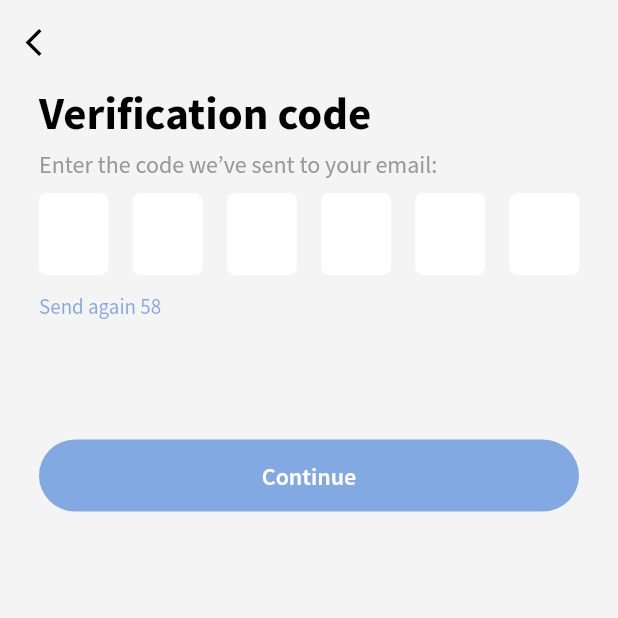
After one commit to RajprudhviMarella/zm_supplier_new, a Flutter app: the VerificationCode screen opened directly, on a phone screen of 412 x 824 dp, the top half of it. The commit adds this screen. Run offline on Flutter 3.47's test engine with Material 2 defaults, Android fonts, the phone set to English and light mode, and no system bars; drawn by our look-alikes of pin_code_fields; our stand-ins replace image_picker, modal_progress_hud, shared_preferences, webview_flutter; missing offline and left inert: flutter_dialogs; accounts and stored records are empty.

Commit message:
OTP page ui and functionality added.

```diff
--- a/lib/login/forgot_password.dart
+++ b/lib/login/forgot_password.dart
@@ -1,6 +1,7 @@
 import 'package:flutter/material.dart';
 import 'package:flutter_dialogs/flutter_dialogs.dart';
 import 'package:zm_supplier/home/home_page.dart';
+import 'package:zm_supplier/login/verification_code_page.dart';
 import 'package:zm_supplier/models/user.dart';
 import 'package:zm_supplier/utils/constants.dart';
 import 'package:zm_supplier/models/response.dart';
@@ -86,6 +87,12 @@ class _ForgotPasswordState extends State<ForgotPasswordPage> {
         }
         if (value.status == Constants.status_success.toLowerCase()) {
           print('OTP sent to email');
+
+          Navigator.push(
+              context,
+              MaterialPageRoute(
+                  builder: (context) => VerificationCode(_email)));
+
         } else {
           showAlert(context);
         }
@@ -246,7 +253,9 @@ class _ForgotPasswordState extends State<ForgotPasswordPage> {
                         : buttonBlue.withOpacity(0.5),
                     onPressed: isEmailFilled
                         ? () {
-                            validator();
+
+                      validator();
+
                           }
                         : null,
                     child: Text(
--- /dev/null
+++ b/lib/login/verification_code_page.dart
@@ -0,0 +1,388 @@
+import 'dart:async';
+
+import 'package:flutter/material.dart';
+import 'package:flutter_dialogs/flutter_dialogs.dart';
+import 'package:zm_supplier/utils/color.dart';
+import 'package:pin_code_fields/pin_code_fields.dart';
+import 'package:zm_supplier/services/userApi.dart';
+import 'package:zm_supplier/utils/constants.dart';
+import 'package:modal_progress_hud/modal_progress_hud.dart';
+
+// void main() {
+//   runApp(VerificationCode());
+// }
+
+class VerificationCode extends StatefulWidget {
+  //static String tag = 'login-page';
+
+  final email;
+
+  VerificationCode(this.email);
+
+  @override
+  _VerificationCodeState createState() =>
+      new _VerificationCodeState(this.email);
+}
+
+class _VerificationCodeState extends State<VerificationCode> {
+  // Constants
+
+  final email;
+
+  _VerificationCodeState(this.email);
+
+  var value;
+  bool isFilledOTP = false;
+  bool isCodeValid = true;
+  bool isTimerEnabled = true;
+
+  Timer _timer;
+  int _countDown = 59;
+  bool _isShowLoader = false;
+
+  @override
+  void initState() {
+    super.initState();
+    startTimer();
+  }
+
+  @override
+  void dipose() {
+    super.dispose();
+  }
+
+  void _showLoader() {
+    setState(() {
+      _isShowLoader = true;
+    });
+  }
+
+  void _hideLoader() {
+    setState(() {
+      _isShowLoader = false;
+    });
+  }
+
+  void startTimer() {
+    print('timer calling');
+    const oneSec = const Duration(seconds: 1);
+    _timer = new Timer.periodic(
+      oneSec,
+      (Timer timer) {
+        if (_countDown == 1) {
+          setState(() {
+            timer.cancel();
+            isTimerEnabled = false;
+          });
+        } else {
+          setState(() {
+            _countDown--;
+            print(_countDown);
+            isTimerEnabled = true;
+          });
+        }
+      },
+    );
+  }
+
+  @override
+  Widget build(BuildContext context) {
+    double width = MediaQuery.of(context).size.width;
+    double height = MediaQuery.of(context).size.height;
+
+    resendCode() {
+      _showLoader();
+
+      UserApi login = new UserApi();
+
+      login.forgotPassword(email).then((value) async {
+        _hideLoader();
+        if (value == null) {
+          showAlert(context);
+        }
+        if (value.status == Constants.status_success.toLowerCase()) {
+          _countDown = 59;
+          startTimer();
+          print('OTP sent to email');
+        } else {
+          showAlert(context);
+        }
+      });
+    }
+
+    validateVerificationCode() {
+      _showLoader();
+
+      UserApi login = new UserApi();
+
+      login.validateVerificationCode(email, value).then((value) async {
+        _hideLoader();
+        if (value == null) {
+          setState(() {
+            isCodeValid = false;
+          });
+        }
+        if (value.status == Constants.status_success.toLowerCase()) {
+          setState(() {
+            isCodeValid = true;
+            isFilledOTP = true;
+          });
+          print('otp validated');
+        } else {
+          setState(() {
+            isCodeValid = false;
+            isFilledOTP = false;
+          });
+        }
+      });
+    }
+
+    return ModalProgressHUD(
+      inAsyncCall: _isShowLoader,
+      child: Scaffold(
+        appBar: AppBar(
+          title: Text(''),
+          leading: new IconButton(
+              icon: new Icon(
+                Icons.arrow_back_ios,
+                size: 22,
+              ),
+              onPressed: () => Navigator.of(context).pop()),
+          backgroundColor: faintGrey,
+          elevation: 0,
+        ),
+        body: Container(
+          height: height,
+          width: width,
+          color: faintGrey,
+          alignment: Alignment.topLeft,
+          child: SingleChildScrollView(
+            child: Column(
+              children: [
+                Padding(
+                  padding: const EdgeInsets.only(left: 26, top: 0, right: 26),
+                  child: Row(
+                      mainAxisAlignment: MainAxisAlignment.start,
+                      children: [
+                        Text(
+                          'Verification code',
+                          style: TextStyle(
+                              fontSize: 30,
+                              color: Colors.black,
+                              fontFamily: "SourceSansProBold"),
+                        ),
+                      ]),
+                ),
+                SizedBox(height: 5),
+                Padding(
+                    padding: const EdgeInsets.only(left: 26, top: 0, right: 26),
+                    child: Row(
+                        mainAxisAlignment: MainAxisAlignment.start,
+                        children: [
+                          Expanded(
+                            child: Text(
+                              'Enter the code we’ve sent to your email: $email',
+                              style: TextStyle(
+                                  fontSize: 16,
+                                  color: greyText,
+                                  fontFamily: "SourceSansProRegular"),
+                            ),
+                          ),
+                        ])),
+
+                SizedBox(height: 10),
+
+                Padding(
+                  padding: const EdgeInsets.only(left: 26, right: 26),
+
+                  child: Container(
+                    height: 56,
+                    child: PinCodeTextField(
+                      appContext: context,
+
+                      textStyle: TextStyle(
+                        color: Colors.black,
+                        fontSize: 28,
+                        fontFamily: "SourceSansProBold",
+                      ),
+
+                      length: 6,
+                      blinkWhenObscuring: true,
+                      animationType: AnimationType.fade,
+
+                      onChanged: (value) {
+                        setState(() {
+                          if (value.length < 1) {
+                            isCodeValid = true; // to clear error warnigns.
+                          }
+
+                          if (value.length < 6) {
+                            isFilledOTP = false;
+                          }
+                        });
+                      },
+                      // validator: (v) {
+                      //   if (v.length < 3) {
+                      //     return "I'm from validator";
+                      //   } else {
+                      //     return null;
+                      //   }
+                      // },
+
+                      onCompleted: (_value) {
+                        value = _value;
+                        print("values entered $value");
+                        validateVerificationCode();
+                      },
+
+                      pinTheme: PinTheme(
+                          shape: PinCodeFieldShape.box,
+                          borderRadius: BorderRadius.circular(5),
+                          fieldHeight: 54,
+                          fieldWidth: 46,
+                          //(width - 70)/6;
+
+                          activeFillColor: Colors.white,
+                          selectedFillColor: Colors.white,
+                          inactiveFillColor: Colors.white,
+                          borderWidth: isCodeValid ? 0 : 1.0,
+                          selectedColor:
+                              isCodeValid ? Colors.white : warningRed,
+                          activeColor: isCodeValid ? Colors.white : warningRed,
+                          inactiveColor:
+                              isCodeValid ? Colors.white : warningRed),
+
+                      cursorColor: buttonBlue,
+                      cursorWidth: 1,
+
+                      animationDuration: Duration(milliseconds: 300),
+                      backgroundColor: faintGrey,
+
+                      enableActiveFill: true,
+                      keyboardType: TextInputType.number,
+                    ),
+                  ),
+//
+                ),
+
+                Padding(
+                    padding: const EdgeInsets.only(left: 26, top: 5, right: 26),
+                    child: Container(
+                      height: isCodeValid ? 0 : 20,
+                      child: Row(
+                          mainAxisAlignment: MainAxisAlignment.start,
+                          children: [
+                            Expanded(
+                              child: Text(
+                                isCodeValid ? '' : 'Incorrect code',
+                                style: TextStyle(
+                                    fontSize: 12,
+                                    color: warningRed,
+                                    fontFamily: "SourceSansProRegular"),
+                              ),
+                            ),
+                          ]),
+                    )),
+
+                SizedBox(height: 5),
+
+                Padding(
+                    padding: const EdgeInsets.only(left: 26, right: 26),
+                    child: GestureDetector(
+                      onTap: !isTimerEnabled
+                          ? () {
+                              resendCode();
+                              print('send again tapped');
+                            }
+                          : null,
+                      child: Row(
+                          mainAxisAlignment: MainAxisAlignment.start,
+                          children: [
+                            Expanded(
+                              child: Text(
+                                isTimerEnabled
+                                    ? 'Send again $_countDown'
+                                    : "Send again",
+                                style: TextStyle(
+                                    fontSize: 14,
+                                    color: isTimerEnabled
+                                        ? buttonBlue.withOpacity(0.5)
+                                        : buttonBlue,
+                                    fontFamily: "SourceSansProRegular"),
+                              ),
+                            ),
+                          ]),
+                    )),
+
+                SizedBox(height: 80),
+                //
+                // Align(
+                //   alignment: Alignment.bottomCenter,
+                //   child: RaisedButton(
+                //     onPressed: () {},
+                //     child: const Text('Bottom Button!', style: TextStyle(fontSize: 20)),
+                //     color: Colors.blue,
+                //     textColor: Colors.white,
+                //     elevation: 5,
+                //   ),
+                // ),
+
+                Container(
+                  width: width,
+                  height: 48,
+                  padding: EdgeInsets.only(left: 26, right: 26),
+                  child: FlatButton(
+                    disabledColor: buttonBlue.withOpacity(0.5),
+                    color: (isCodeValid && isFilledOTP)
+                        ? buttonBlue
+                        : buttonBlue.withOpacity(0.5),
+                    onPressed: isCodeValid && isFilledOTP
+                        ? () {
+                            //Navigation to create password.
+                          }
+                        : null,
+                    child: Text(
+                      'Continue',
+                      style: TextStyle(
+                          color: Colors.white,
+                          fontSize: 16,
+                          fontFamily: "SourceSansProSemiBold"),
+                    ),
+                    shape: RoundedRectangleBorder(
+                        borderRadius: BorderRadius.circular(24)),
+                  ),
+                ),
+              ],
+            ),
+          ),
+        ),
+      ),
+    );
+  }
+}
+
+void showAlert(context) {
+  // set up the button
+  Widget okButton = FlatButton(
+    child: Text(Constants.txt_ok),
+    onPressed: () {
+      //  Navigator.pop(context);
+      Navigator.of(context, rootNavigator: true).pop();
+    },
+  );
+
+  // set up the AlertDialog
+  BasicDialogAlert alert = BasicDialogAlert(
+    title: Text(Constants.txt_resend_otp),
+    content: Text(Constants.txt_something_wrong),
+    actions: [okButton],
+  );
+
+  // show the dialog
+  showDialog(
+    context: context,
+    builder: (BuildContext context) {
+      return alert;
+    },
+  );
+}
--- a/lib/models/user.dart
+++ b/lib/models/user.dart
@@ -267,15 +267,15 @@ class userData {
       };
 }
 
-class forgotPasswordResponse {
-  forgotPasswordResponse({
+class statusSuccessResponse {
+  statusSuccessResponse({
     this.status,
   });
 
   String status;
 
-  factory forgotPasswordResponse.fromJson(Map<String, dynamic> json) =>
-      forgotPasswordResponse(
+  factory statusSuccessResponse.fromJson(Map<String, dynamic> json) =>
+      statusSuccessResponse(
         status: json["status"],
       );
 
--- a/lib/utils/color.dart
+++ b/lib/utils/color.dart
@@ -6,7 +6,9 @@ import 'package:flutter/material.dart';
  * Created by RajPrudhviMarella on 11/Feb/2021.
  */
 
-Color faintGrey = Color.fromRGBO(244, 244, 244, 1);
+// Color faintGrey = Color.fromRGBO(244, 244, 244, 1);
 Color greyText = Color.fromRGBO(153, 153, 153, 1);
+Color faintGrey = Color(0xfff4f4f4);
 Color buttonBlue = Color(0xff115ece);
 Color lightGreen = Color(0xff01ce5f);
+Color warningRed = Color(0xffff4b33);
--- a/lib/utils/constants.dart
+++ b/lib/utils/constants.dart
@@ -51,6 +51,8 @@ class Constants {
   static const String status_success = "Success";
   static const String txt_new_password_didnt_match =
       "New password does not match Confirm password.";
+  static const String txt_resend_otp = "Resend OTP";
+  static const String txt_something_wrong = "Something went wrong. please try again";
 
   static const String termsUrl = "https://www.zeemart.asia/terms";
   static const String privacyUrl = "https://www.zeemart.asia/privacy-policy";
--- a/lib/utils/urlEndPoints.dart
+++ b/lib/utils/urlEndPoints.dart
@@ -7,5 +7,6 @@ class URLEndPoints {
   static const String login_url = auth_server + "supplier/login";
   static const String get_specific_user_url = account_managent_server + "account/supplier";
   static const String forgot_password_url = auth_server + "sendVerificationCode";
+  static const String validate_verification_code = auth_server + "validateVerificationCode";
   static const String change_password = auth_server +"changePassword/v1";
 }
--- a/pubspec.yaml
+++ b/pubspec.yaml
@@ -37,6 +37,8 @@ dependencies:
   path: ^1.7.0
   webview_flutter: ^0.3.3
   url_launcher: ^5.7.10
+  pin_code_fields: ^6.1.0
+
 dev_dependencies:
   flutter_test:
     sdk: flutter
```
Also changed, not shown: lib/services/userApi.dart (+50 -9 lines), pubspec.lock, 1 other file.
